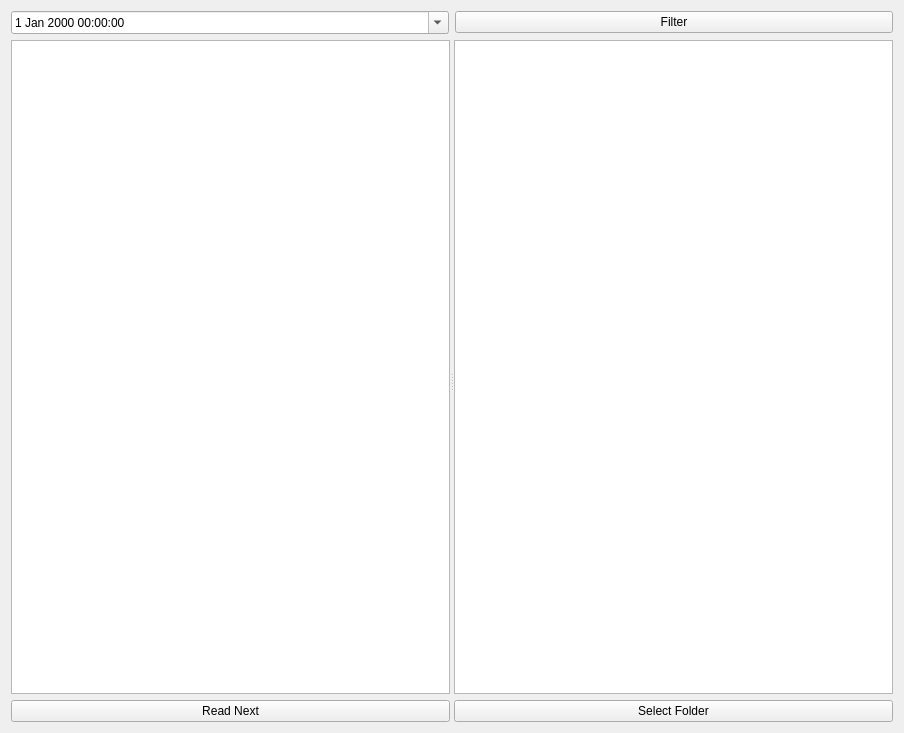
Qt form SEGUIApp/Resources/QtUi/OfflineModeWidget.ui (wdznak/SEGUIApp) before a commit.
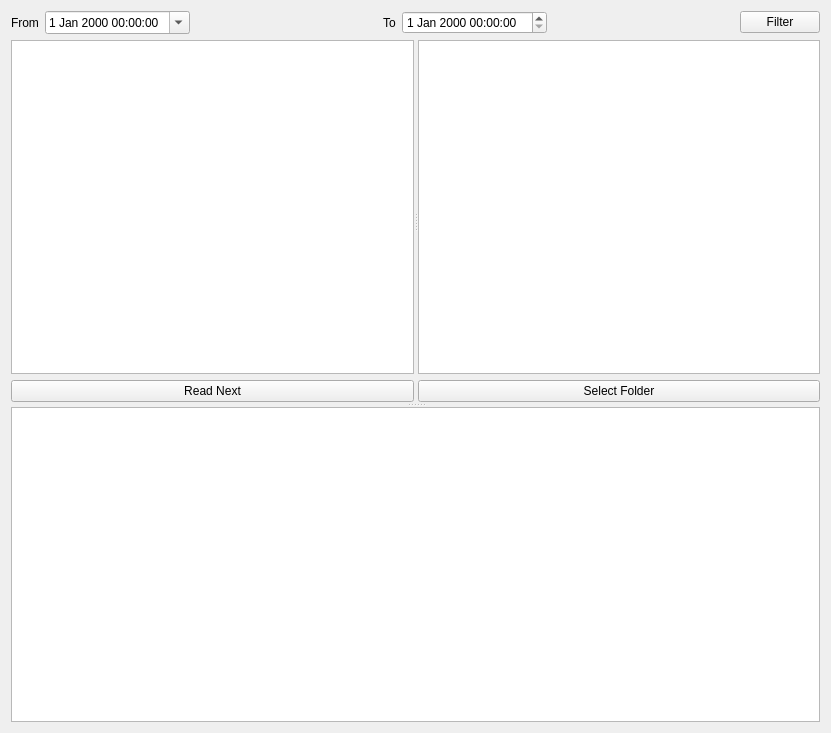
The same form after that commit.

What changed in the file:
```diff
--- a/SEGUIApp/Resources/QtUi/OfflineModeWidget.ui
+++ b/SEGUIApp/Resources/QtUi/OfflineModeWidget.ui
@@ -6,7 +6,7 @@
    <rect>
     <x>0</x>
     <y>0</y>
-    <width>904</width>
+    <width>831</width>
     <height>733</height>
    </rect>
   </property>
@@ -17,7 +17,23 @@
    <item>
     <layout class="QHBoxLayout" name="topHLayout">
      <item>
-      <widget class="QDateTimeEdit" name="dateTimeEdit">
+      <widget class="QLabel" name="fromLabel">
+       <property name="sizePolicy">
+        <sizepolicy hsizetype="Minimum" vsizetype="Preferred">
+         <horstretch>0</horstretch>
+         <verstretch>0</verstretch>
+        </sizepolicy>
+       </property>
+       <property name="text">
+        <string>From</string>
+       </property>
+       <property name="scaledContents">
+        <bool>false</bool>
+       </property>
+      </widget>
+     </item>
+     <item>
+      <widget class="QDateTimeEdit" name="dateTimeFrom">
        <property name="time">
         <time>
          <hour>0</hour>
@@ -34,7 +50,49 @@
       </widget>
      </item>
      <item>
-      <widget class="QPushButton" name="Filter">
+      <spacer name="horizontalSpacer">
+       <property name="orientation">
+        <enum>Qt::Horizontal</enum>
+       </property>
+       <property name="sizeHint" stdset="0">
+        <size>
+         <width>40</width>
+         <height>20</height>
+        </size>
+       </property>
+      </spacer>
+     </item>
+     <item>
+      <widget class="QLabel" name="toLabel">
+       <property name="sizePolicy">
+        <sizepolicy hsizetype="Minimum" vsizetype="Preferred">
+         <horstretch>0</horstretch>
+         <verstretch>0</verstretch>
+        </sizepolicy>
+       </property>
+       <property name="text">
+        <string>To</string>
+       </property>
+      </widget>
+     </item>
+     <item>
+      <widget class="QDateTimeEdit" name="dateTimeTo"/>
+     </item>
+     <item>
+      <spacer name="horizontalSpacer_2">
+       <property name="orientation">
+        <enum>Qt::Horizontal</enum>
+       </property>
+       <property name="sizeHint" stdset="0">
+        <size>
+         <width>40</width>
+         <height>20</height>
+        </size>
+       </property>
+      </spacer>
+     </item>
+     <item>
+      <widget class="QPushButton" name="filterB">
        <property name="text">
         <string>Filter</string>
        </property>
@@ -43,6 +101,13 @@
     </layout>
    </item>
    <item>
+    <widget class="QSplitter" name="splitter_2">
+     <property name="orientation">
+      <enum>Qt::Vertical</enum>
+     </property>
+     <property name="handleWidth">
+      <number>5</number>
+     </property>
     <widget class="QSplitter" name="splitter">
      <property name="orientation">
       <enum>Qt::Horizontal</enum>
@@ -61,7 +126,7 @@
        </item>
       </layout>
      </widget>
-     <widget class="QWidget" name="">
+      <widget class="QWidget" name="layoutWidget">
       <layout class="QVBoxLayout" name="fileListLayout">
        <item>
         <widget class="QTableView" name="fileTable"/>
@@ -70,6 +135,21 @@
         <widget class="QPushButton" name="selectFolderB">
          <property name="text">
           <string>Select Folder</string>
+          </property>
+         </widget>
+        </item>
+       </layout>
+      </widget>
+     </widget>
+     <widget class="QWidget" name="verticalLayoutWidget_2">
+      <layout class="QVBoxLayout" name="verticalLayout">
+       <item>
+        <widget class="QListWidget" name="messageList">
+         <property name="sizePolicy">
+          <sizepolicy hsizetype="Expanding" vsizetype="Expanding">
+           <horstretch>0</horstretch>
+           <verstretch>0</verstretch>
+          </sizepolicy>
          </property>
         </widget>
        </item>
```
Lines whose indentation alone changed are shown as unchanged.
